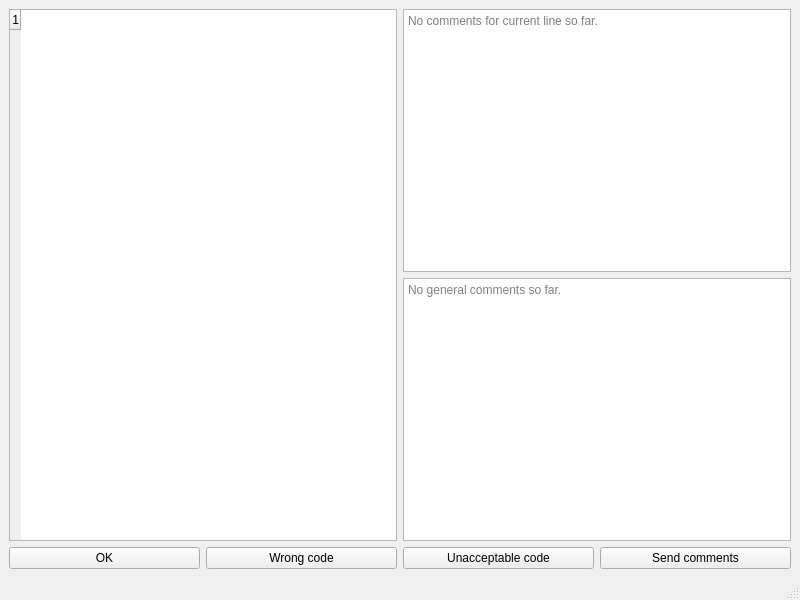
This is semester_3/Lab_2/Lab_2/mainwindow.ui in DShcherbak/university-labs as Qt 5 draws it before an edit. The edited form follows.
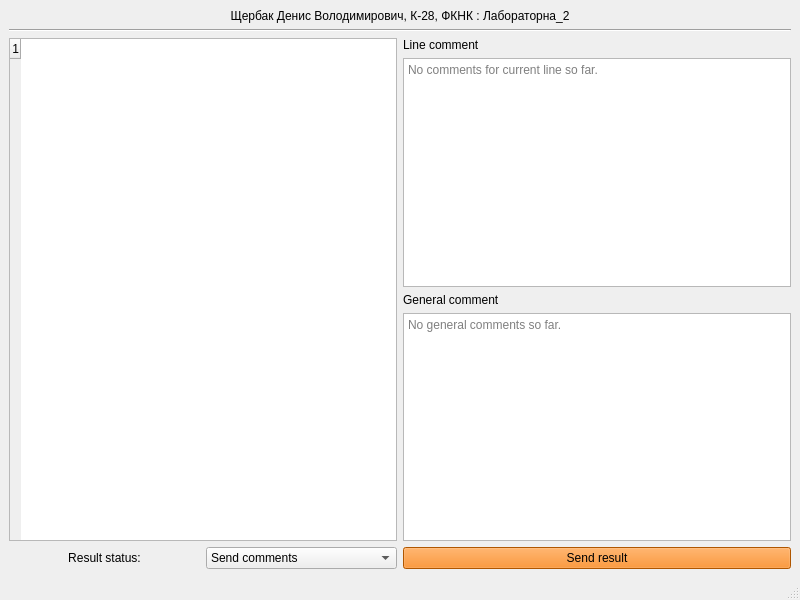
This is the edited form.

What changed in the file:
```diff
--- a/semester_3/Lab_2/Lab_2/mainwindow.ui
+++ b/semester_3/Lab_2/Lab_2/mainwindow.ui
@@ -15,6 +15,23 @@
   </property>
   <widget class="QWidget" name="centralwidget">
    <layout class="QVBoxLayout" name="verticalLayout">
+    <item>
+     <widget class="QLabel" name="studentName">
+      <property name="text">
+       <string>Щербак Денис Володимирович, К-28, ФКНК : Лабораторна_2</string>
+      </property>
+      <property name="alignment">
+       <set>Qt::AlignCenter</set>
+      </property>
+     </widget>
+    </item>
+    <item>
+     <widget class="Line" name="line">
+      <property name="orientation">
+       <enum>Qt::Horizontal</enum>
+      </property>
+     </widget>
+    </item>
     <item>
      <layout class="QHBoxLayout" name="horizontalLayout">
       <item>
@@ -66,6 +83,13 @@
       </item>
       <item>
        <layout class="QVBoxLayout" name="verticalLayout_2">
+        <item>
+         <widget class="QLabel" name="lineCommentLabel">
+          <property name="text">
+           <string>Line comment</string>
+          </property>
+         </widget>
+        </item>
         <item>
          <widget class="QTextEdit" name="currentLineComment">
           <property name="placeholderText">
@@ -73,8 +97,18 @@
           </property>
          </widget>
         </item>
+        <item>
+         <widget class="QLabel" name="generalCommentLabel">
+          <property name="text">
+           <string>General comment</string>
+          </property>
+         </widget>
+        </item>
         <item>
          <widget class="QTextEdit" name="generalComments">
+          <property name="lineWidth">
+           <number>1</number>
+          </property>
           <property name="placeholderText">
            <string>No general comments so far.</string>
           </property>
@@ -87,30 +121,504 @@
     <item>
      <layout class="QHBoxLayout" name="horizontalLayout_2">
       <item>
-       <widget class="QPushButton" name="OkButton">
-        <property name="text">
-         <string>OK</string>
-        </property>
-       </widget>
+       <layout class="QHBoxLayout" name="horizontalLayout_4">
+        <item>
+         <widget class="QLabel" name="label">
+          <property name="sizePolicy">
+           <sizepolicy hsizetype="Minimum" vsizetype="Preferred">
+            <horstretch>0</horstretch>
+            <verstretch>0</verstretch>
+           </sizepolicy>
+          </property>
+          <property name="maximumSize">
+           <size>
+            <width>256</width>
+            <height>300</height>
+           </size>
+          </property>
+          <property name="layoutDirection">
+           <enum>Qt::LeftToRight</enum>
+          </property>
+          <property name="text">
+           <string>Result status:</string>
+          </property>
+          <property name="alignment">
+           <set>Qt::AlignCenter</set>
+          </property>
+         </widget>
+        </item>
+        <item>
+         <widget class="QComboBox" name="comboBox">
+          <item>
+           <property name="text">
+            <string>Send comments</string>
+           </property>
+          </item>
+          <item>
+           <property name="text">
+            <string>OK</string>
+           </property>
+          </item>
+          <item>
+           <property name="text">
+            <string>Wrong code</string>
+           </property>
+          </item>
+          <item>
+           <property name="text">
+            <string>Unaccepatable code</string>
+           </property>
+          </item>
+         </widget>
+        </item>
+       </layout>
       </item>
       <item>
-       <widget class="QPushButton" name="WrongCodeButton">
-        <property name="text">
-         <string>Wrong code</string>
+       <widget class="QPushButton" name="SendResultButton">
+        <property name="palette">
+         <palette>
+          <active>
+           <colorrole role="WindowText">
+            <brush brushstyle="SolidPattern">
+             <color alpha="255">
+              <red>0</red>
+              <green>0</green>
+              <blue>0</blue>
+             </color>
+            </brush>
+           </colorrole>
+           <colorrole role="Button">
+            <brush brushstyle="SolidPattern">
+             <color alpha="255">
+              <red>245</red>
+              <green>121</green>
+              <blue>0</blue>
+             </color>
+            </brush>
+           </colorrole>
+           <colorrole role="Light">
+            <brush brushstyle="SolidPattern">
+             <color alpha="255">
+              <red>255</red>
+              <green>183</green>
+              <blue>112</blue>
+             </color>
+            </brush>
+           </colorrole>
+           <colorrole role="Midlight">
+            <brush brushstyle="SolidPattern">
+             <color alpha="255">
+              <red>250</red>
+              <green>152</green>
+              <blue>56</blue>
+             </color>
+            </brush>
+           </colorrole>
+           <colorrole role="Dark">
+            <brush brushstyle="SolidPattern">
+             <color alpha="255">
+              <red>122</red>
+              <green>60</green>
+              <blue>0</blue>
+             </color>
+            </brush>
+           </colorrole>
+           <colorrole role="Mid">
+            <brush brushstyle="SolidPattern">
+             <color alpha="255">
+              <red>163</red>
+              <green>80</green>
+              <blue>0</blue>
+             </color>
+            </brush>
+           </colorrole>
+           <colorrole role="Text">
+            <brush brushstyle="SolidPattern">
+             <color alpha="255">
+              <red>0</red>
+              <green>0</green>
+              <blue>0</blue>
+             </color>
+            </brush>
+           </colorrole>
+           <colorrole role="BrightText">
+            <brush brushstyle="SolidPattern">
+             <color alpha="255">
+              <red>255</red>
+              <green>255</green>
+              <blue>255</blue>
+             </color>
+            </brush>
+           </colorrole>
+           <colorrole role="ButtonText">
+            <brush brushstyle="SolidPattern">
+             <color alpha="255">
+              <red>0</red>
+              <green>0</green>
+              <blue>0</blue>
+             </color>
+            </brush>
+           </colorrole>
+           <colorrole role="Base">
+            <brush brushstyle="SolidPattern">
+             <color alpha="255">
+              <red>255</red>
+              <green>255</green>
+              <blue>255</blue>
+             </color>
+            </brush>
+           </colorrole>
+           <colorrole role="Window">
+            <brush brushstyle="SolidPattern">
+             <color alpha="255">
+              <red>245</red>
+              <green>121</green>
+              <blue>0</blue>
+             </color>
+            </brush>
+           </colorrole>
+           <colorrole role="Shadow">
+            <brush brushstyle="SolidPattern">
+             <color alpha="255">
+              <red>0</red>
+              <green>0</green>
+              <blue>0</blue>
+             </color>
+            </brush>
+           </colorrole>
+           <colorrole role="AlternateBase">
+            <brush brushstyle="SolidPattern">
+             <color alpha="255">
+              <red>250</red>
+              <green>188</green>
+              <blue>127</blue>
+             </color>
+            </brush>
+           </colorrole>
+           <colorrole role="ToolTipBase">
+            <brush brushstyle="SolidPattern">
+             <color alpha="255">
+              <red>255</red>
+              <green>255</green>
+              <blue>220</blue>
+             </color>
+            </brush>
+           </colorrole>
+           <colorrole role="ToolTipText">
+            <brush brushstyle="SolidPattern">
+             <color alpha="255">
+              <red>0</red>
+              <green>0</green>
+              <blue>0</blue>
+             </color>
+            </brush>
+           </colorrole>
+           <colorrole role="PlaceholderText">
+            <brush brushstyle="SolidPattern">
+             <color alpha="128">
+              <red>0</red>
+              <green>0</green>
+              <blue>0</blue>
+             </color>
+            </brush>
+           </colorrole>
+          </active>
+          <inactive>
+           <colorrole role="WindowText">
+            <brush brushstyle="SolidPattern">
+             <color alpha="255">
+              <red>0</red>
+              <green>0</green>
+              <blue>0</blue>
+             </color>
+            </brush>
+           </colorrole>
+           <colorrole role="Button">
+            <brush brushstyle="SolidPattern">
+             <color alpha="255">
+              <red>245</red>
+              <green>121</green>
+              <blue>0</blue>
+             </color>
+            </brush>
+           </colorrole>
+           <colorrole role="Light">
+            <brush brushstyle="SolidPattern">
+             <color alpha="255">
+              <red>255</red>
+              <green>183</green>
+              <blue>112</blue>
+             </color>
+            </brush>
+           </colorrole>
+           <colorrole role="Midlight">
+            <brush brushstyle="SolidPattern">
+             <color alpha="255">
+              <red>250</red>
+              <green>152</green>
+              <blue>56</blue>
+             </color>
+            </brush>
+           </colorrole>
+           <colorrole role="Dark">
+            <brush brushstyle="SolidPattern">
+             <color alpha="255">
+              <red>122</red>
+              <green>60</green>
+              <blue>0</blue>
+             </color>
+            </brush>
+           </colorrole>
+           <colorrole role="Mid">
+            <brush brushstyle="SolidPattern">
+             <color alpha="255">
+              <red>163</red>
+              <green>80</green>
+              <blue>0</blue>
+             </color>
+            </brush>
+           </colorrole>
+           <colorrole role="Text">
+            <brush brushstyle="SolidPattern">
+             <color alpha="255">
+              <red>0</red>
+              <green>0</green>
+              <blue>0</blue>
+             </color>
+            </brush>
+           </colorrole>
+           <colorrole role="BrightText">
+            <brush brushstyle="SolidPattern">
+             <color alpha="255">
+              <red>255</red>
+              <green>255</green>
+              <blue>255</blue>
+             </color>
+            </brush>
+           </colorrole>
+           <colorrole role="ButtonText">
+            <brush brushstyle="SolidPattern">
+             <color alpha="255">
+              <red>0</red>
+              <green>0</green>
+              <blue>0</blue>
+             </color>
+            </brush>
+           </colorrole>
+           <colorrole role="Base">
+            <brush brushstyle="SolidPattern">
+             <color alpha="255">
+              <red>255</red>
+              <green>255</green>
+              <blue>255</blue>
+             </color>
+            </brush>
+           </colorrole>
+           <colorrole role="Window">
+            <brush brushstyle="SolidPattern">
+             <color alpha="255">
+              <red>245</red>
+              <green>121</green>
+              <blue>0</blue>
+             </color>
+            </brush>
+           </colorrole>
+           <colorrole role="Shadow">
+            <brush brushstyle="SolidPattern">
+             <color alpha="255">
+              <red>0</red>
+              <green>0</green>
+              <blue>0</blue>
+             </color>
+            </brush>
+           </colorrole>
+           <colorrole role="AlternateBase">
+            <brush brushstyle="SolidPattern">
+             <color alpha="255">
+              <red>250</red>
+              <green>188</green>
+              <blue>127</blue>
+             </color>
+            </brush>
+           </colorrole>
+           <colorrole role="ToolTipBase">
+            <brush brushstyle="SolidPattern">
+             <color alpha="255">
+              <red>255</red>
+              <green>255</green>
+              <blue>220</blue>
+             </color>
+            </brush>
+           </colorrole>
+           <colorrole role="ToolTipText">
+            <brush brushstyle="SolidPattern">
+             <color alpha="255">
+              <red>0</red>
+              <green>0</green>
+              <blue>0</blue>
+             </color>
+            </brush>
+           </colorrole>
+           <colorrole role="PlaceholderText">
+            <brush brushstyle="SolidPattern">
+             <color alpha="128">
+              <red>0</red>
+              <green>0</green>
+              <blue>0</blue>
+             </color>
+            </brush>
+           </colorrole>
+          </inactive>
+          <disabled>
+           <colorrole role="WindowText">
+            <brush brushstyle="SolidPattern">
+             <color alpha="255">
+              <red>122</red>
+              <green>60</green>
+              <blue>0</blue>
+             </color>
+            </brush>
+           </colorrole>
+           <colorrole role="Button">
+            <brush brushstyle="SolidPattern">
+             <color alpha="255">
+              <red>245</red>
+              <green>121</green>
+              <blue>0</blue>
+             </color>
+            </brush>
+           </colorrole>
+           <colorrole role="Light">
+            <brush brushstyle="SolidPattern">
+             <color alpha="255">
+              <red>255</red>
+              <green>183</green>
+              <blue>112</blue>
+             </color>
+            </brush>
+           </colorrole>
+           <colorrole role="Midlight">
+            <brush brushstyle="SolidPattern">
+             <color alpha="255">
+              <red>250</red>
+              <green>152</green>
+              <blue>56</blue>
+             </color>
+            </brush>
+           </colorrole>
+           <colorrole role="Dark">
+            <brush brushstyle="SolidPattern">
+             <color alpha="255">
+              <red>122</red>
+              <green>60</green>
+              <blue>0</blue>
+             </color>
+            </brush>
+           </colorrole>
+           <colorrole role="Mid">
+            <brush brushstyle="SolidPattern">
+             <color alpha="255">
+              <red>163</red>
+              <green>80</green>
+              <blue>0</blue>
+             </color>
+            </brush>
+           </colorrole>
+           <colorrole role="Text">
+            <brush brushstyle="SolidPattern">
+             <color alpha="255">
+              <red>122</red>
+              <green>60</green>
+              <blue>0</blue>
+             </color>
+            </brush>
+           </colorrole>
+           <colorrole role="BrightText">
+            <brush brushstyle="SolidPattern">
+             <color alpha="255">
+              <red>255</red>
+              <green>255</green>
+              <blue>255</blue>
+             </color>
+            </brush>
+           </colorrole>
+           <colorrole role="ButtonText">
+            <brush brushstyle="SolidPattern">
+             <color alpha="255">
+              <red>122</red>
+              <green>60</green>
+              <blue>0</blue>
+             </color>
+            </brush>
+           </colorrole>
+           <colorrole role="Base">
+            <brush brushstyle="SolidPattern">
+             <color alpha="255">
+              <red>245</red>
+              <green>121</green>
+              <blue>0</blue>
+             </color>
+            </brush>
+           </colorrole>
+           <colorrole role="Window">
+            <brush brushstyle="SolidPattern">
+             <color alpha="255">
+              <red>245</red>
+              <green>121</green>
+              <blue>0</blue>
+             </color>
+            </brush>
+           </colorrole>
+           <colorrole role="Shadow">
+            <brush brushstyle="SolidPattern">
+             <color alpha="255">
+              <red>0</red>
+              <green>0</green>
+              <blue>0</blue>
+             </color>
+            </brush>
+           </colorrole>
+           <colorrole role="AlternateBase">
+            <brush brushstyle="SolidPattern">
+             <color alpha="255">
+              <red>245</red>
+              <green>121</green>
+              <blue>0</blue>
+             </color>
+            </brush>
+           </colorrole>
+           <colorrole role="ToolTipBase">
+            <brush brushstyle="SolidPattern">
+             <color alpha="255">
+              <red>255</red>
+              <green>255</green>
+              <blue>220</blue>
+             </color>
+            </brush>
+           </colorrole>
+           <colorrole role="ToolTipText">
+            <brush brushstyle="SolidPattern">
+             <color alpha="255">
+              <red>0</red>
+              <green>0</green>
+              <blue>0</blue>
+             </color>
+            </brush>
+           </colorrole>
+           <colorrole role="PlaceholderText">
+            <brush brushstyle="SolidPattern">
+             <color alpha="128">
+              <red>0</red>
+              <green>0</green>
+              <blue>0</blue>
+             </color>
+            </brush>
+           </colorrole>
+          </disabled>
+         </palette>
         </property>
-       </widget>
-      </item>
-      <item>
-       <widget class="QPushButton" name="UnaceptableBehaviourButton">
         <property name="text">
-         <string>Unacceptable code</string>
-        </property>
-       </widget>
-      </item>
-      <item>
-       <widget class="QPushButton" name="SendMessageButton">
-        <property name="text">
-         <string>Send comments</string>
+         <string>Send result</string>
         </property>
        </widget>
       </item>
```
